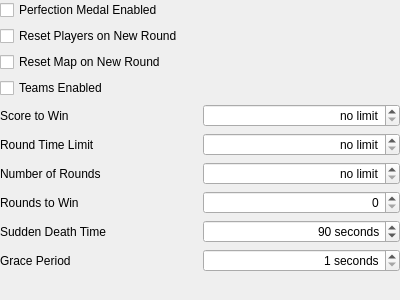
First picture: the form in native/src/ReachVariantTool/ui/main_window/page_multiplayer_settings_general.ui, repository DavidJCobb/ReachVariantEditor, before the edit.
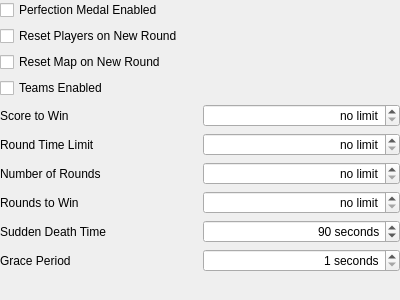
Second picture: the form after the edit.

```diff
--- a/native/src/ReachVariantTool/ui/main_window/page_multiplayer_settings_general.ui
+++ b/native/src/ReachVariantTool/ui/main_window/page_multiplayer_settings_general.ui
@@ -143,6 +143,9 @@
      <property name="alignment">
       <set>Qt::AlignRight|Qt::AlignTrailing|Qt::AlignVCenter</set>
      </property>
+     <property name="specialValueText">
+      <string>no limit</string>
+     </property>
      <property name="maximum">
       <number>15</number>
      </property>
```
Left out of the diff: 3 changed lines with no effect on the pictures.
